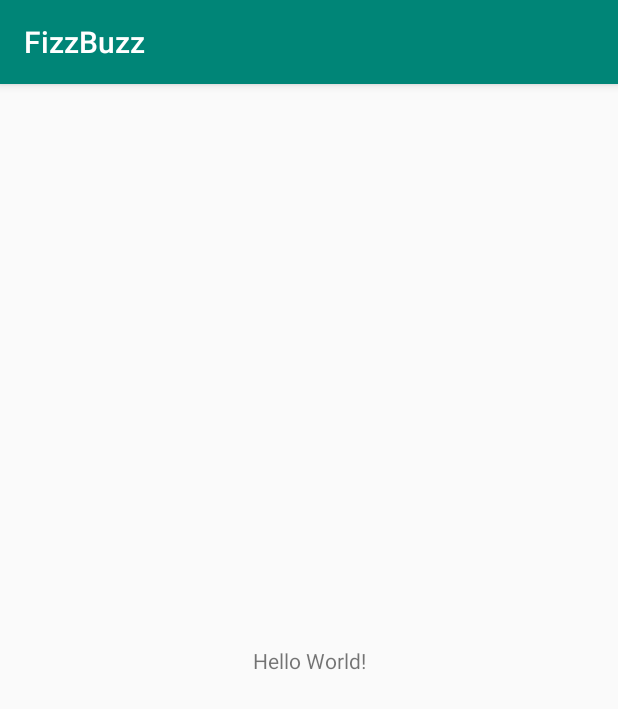
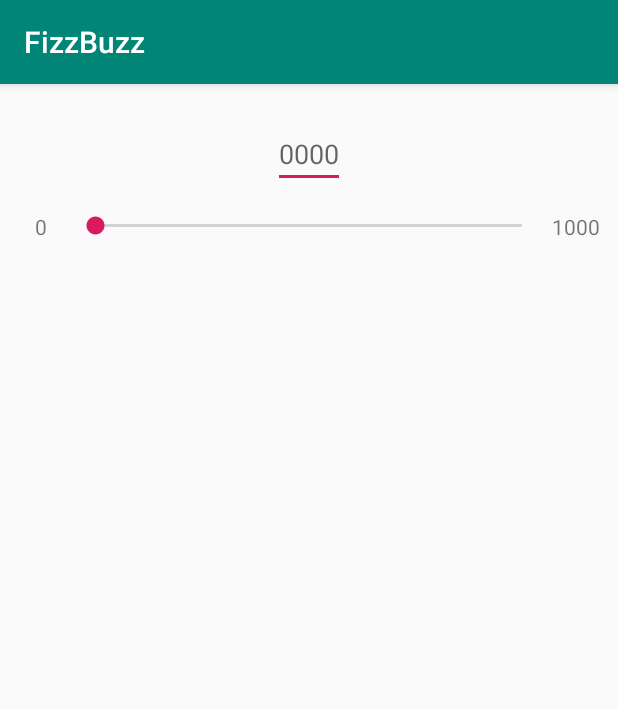
Before and after one commit to namclu/FIzzBuzz, an Android app: the screen it shows after launch (MainActivity), on a phone screen of 412 x 824 dp. Shown: the top 709 px of the screen. Run offline under Robolectric (Android 15) with nearby library versions, the phone set to English and light mode, and no system bars.

Commit message:
Add initial UI

```diff
--- a/app/src/main/res/layout/activity_main.xml
+++ b/app/src/main/res/layout/activity_main.xml
@@ -4,15 +4,65 @@
     xmlns:tools="http://schemas.android.com/tools"
     android:layout_width="match_parent"
     android:layout_height="match_parent"
+    android:layout_margin="8dp"
     tools:context=".MainActivity">
 
-    <TextView
+    <EditText
+        android:id="@+id/edit_text"
         android:layout_width="wrap_content"
         android:layout_height="wrap_content"
-        android:text="Hello World!"
-        app:layout_constraintBottom_toBottomOf="parent"
+        android:layout_marginTop="16dp"
+        android:hint="0000"
+        android:inputType="number"
+        app:layout_constraintEnd_toEndOf="parent"
+        app:layout_constraintStart_toStartOf="parent"
+        app:layout_constraintTop_toTopOf="parent"
+        tools:text="1234" />
+
+    <LinearLayout
+        android:id="@+id/seek_bar_group"
+        android:layout_width="match_parent"
+        android:layout_height="wrap_content"
+        android:layout_marginTop="16dp"
+        android:orientation="horizontal"
+        app:layout_constraintEnd_toEndOf="parent"
+        app:layout_constraintStart_toStartOf="parent"
+        app:layout_constraintTop_toBottomOf="@id/edit_text">
+
+        <TextView
+            android:layout_width="0dp"
+            android:layout_height="wrap_content"
+            android:layout_weight="1"
+            android:gravity="center"
+            android:text="0" />
+
+        <SeekBar
+            android:id="@+id/seek_bar"
+            android:layout_width="0dp"
+            android:layout_height="wrap_content"
+            android:layout_weight="8"
+            android:max="1000"
+            android:progress="0" />
+
+        <TextView
+            android:layout_width="0dp"
+            android:layout_height="wrap_content"
+            android:layout_weight="1"
+            android:gravity="center"
+            android:text="1000" />
+    </LinearLayout>
+
+    <TextView
+        android:id="@+id/text_view"
+        android:layout_width="wrap_content"
+        android:layout_height="wrap_content"
+        android:layout_marginTop="16dp"
+        android:textSize="20sp"
         app:layout_constraintLeft_toLeftOf="parent"
         app:layout_constraintRight_toRightOf="parent"
-        app:layout_constraintTop_toTopOf="parent" />
+        app:layout_constraintTop_toBottomOf="@id/seek_bar_group"
+        tools:text="Hello World!" />
+
+    <!-- Todo: Add a numeric keyboard -->
 
 </android.support.constraint.ConstraintLayout>
```
